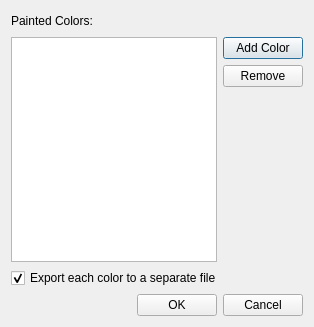
Qt form ui_files/import_ply.ui (spamlab-iee/os) before a commit.
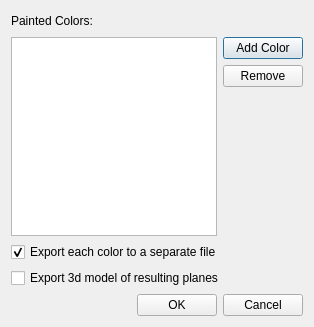
The same form after that commit.

Commit message:
fixed bugs on oppening small datasets
still need some work, though

Patch:
```diff
--- a/ui_files/import_ply.ui
+++ b/ui_files/import_ply.ui
@@ -86,6 +86,13 @@
      </property>
     </widget>
    </item>
+   <item>
+    <widget class="QCheckBox" name="check_export_ply">
+     <property name="text">
+      <string>Export 3d model of resulting planes</string>
+     </property>
+    </widget>
+   </item>
    <item>
     <layout class="QHBoxLayout" name="horizontalLayout_2">
      <item>
```
The commit also changes 2 other files.
